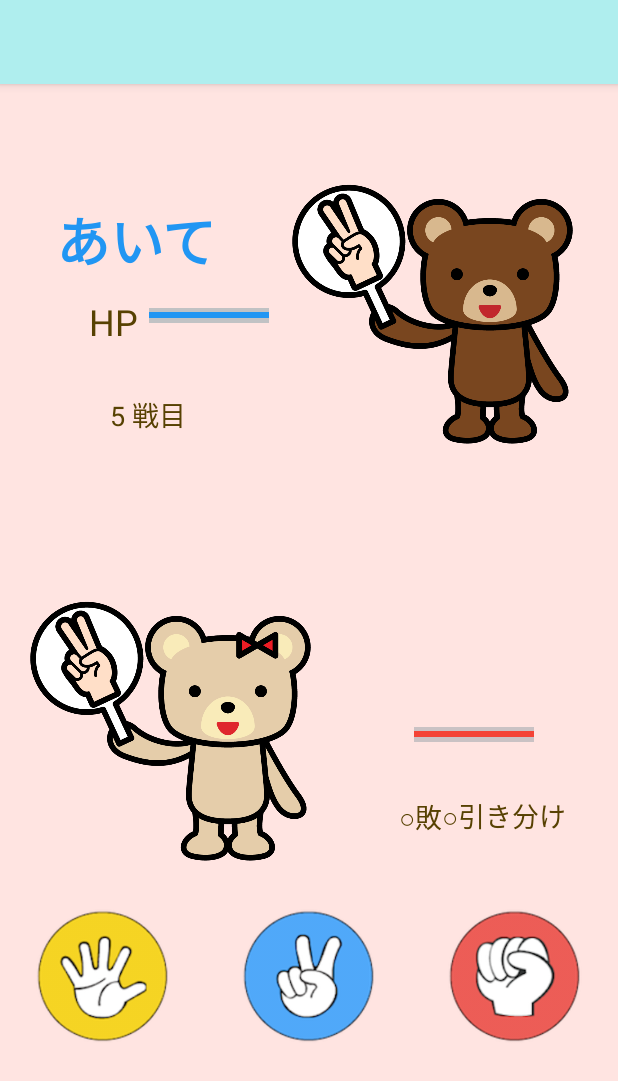
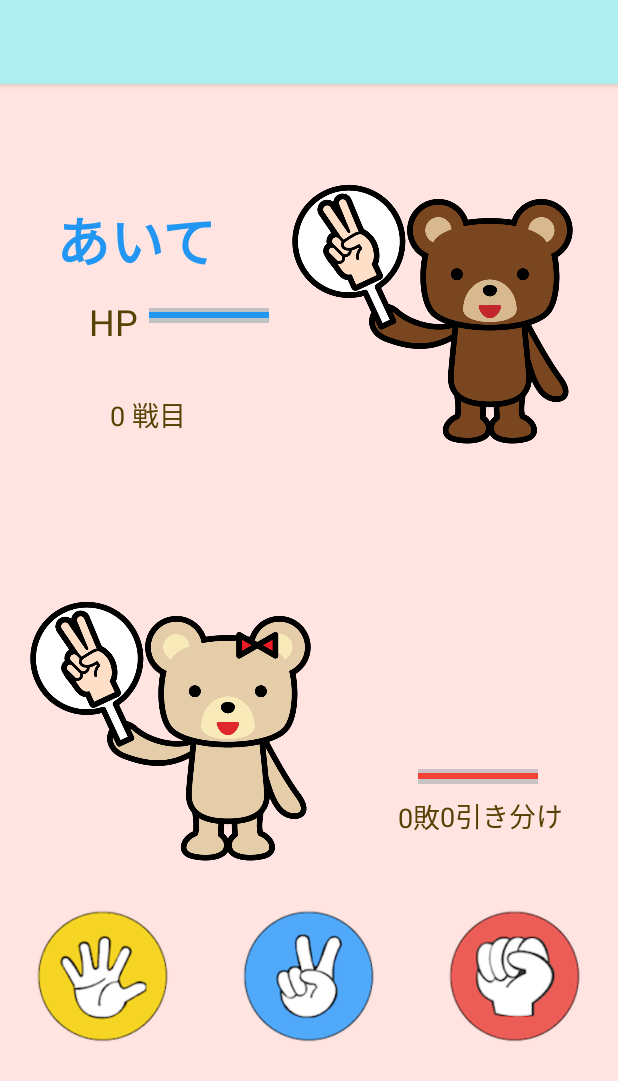
Before and after one commit to poemy2810/Janken, an Android app: the screen it shows after launch (MainActivity), on a phone screen of 412 x 824 dp. Shown: the top 1081 px of the screen. Run offline under Robolectric (Android 15) with nearby library versions, the phone set to English and light mode, and no system bars.

Commit message:
fourth commit

```diff
--- a/app/src/main/res/layout/activity_main.xml
+++ b/app/src/main/res/layout/activity_main.xml
@@ -38,7 +38,7 @@
         app:srcCompat="@drawable/choki_aite" />
 
     <ImageView
-        android:id="@+id/player_hand"
+        android:id="@+id/player"
         android:layout_width="210dp"
         android:layout_height="210dp"
         android:layout_marginStart="40dp"
@@ -103,7 +103,7 @@
         app:layout_constraintTop_toTopOf="parent" />
 
     <TextView
-        android:id="@+id/player"
+        android:id="@+id/player_name"
         android:layout_width="wrap_content"
         android:layout_height="wrap_content"
         android:layout_marginStart="270dp"
@@ -127,7 +127,7 @@
         android:layout_marginTop="495dp"
         android:layout_marginEnd="40dp"
         android:layout_marginBottom="70dp"
-        android:text="○勝"
+        android:text="0勝"
         android:textColor="#574102"
         android:textSize="18sp"
         app:layout_constraintBottom_toTopOf="@+id/linearLayout"
@@ -193,7 +193,7 @@
         android:layout_height="wrap_content"
         android:layout_marginTop="425dp"
         android:layout_marginEnd="50dp"
-        android:text="○敗"
+        android:text="0敗"
         android:textColor="#574102"
         android:textSize="18sp"
         app:layout_constraintBottom_toTopOf="@+id/linearLayout"
@@ -210,7 +210,7 @@
         android:layout_marginTop="450dp"
         android:layout_marginEnd="12dp"
         android:layout_marginBottom="30dp"
-        android:text="○引き分け"
+        android:text="0引き分け"
         android:textColor="#574102"
         android:textSize="18sp"
         app:layout_constraintBottom_toTopOf="@+id/linearLayout"
@@ -233,7 +233,8 @@
         android:indeterminate="false"
         android:progressBackgroundTint="#00C01313"
         android:progressTint="#2196F3"
-        android:thickness="40dp"
+        android:scrollbarSize="8dp"
+        android:thickness="80dp"
         app:layout_constraintBottom_toBottomOf="parent"
         app:layout_constraintEnd_toStartOf="@+id/cpu"
         app:layout_constraintStart_toEndOf="@+id/cpu_hp"
@@ -251,10 +252,13 @@
         android:background="#CAC2C4"
         android:indeterminate="false"
         android:progressTint="#F44336"
-        android:thickness="40dp"
+        android:scrollbarSize="8dp"
+        android:thickness="80dp"
         app:layout_constraintBottom_toTopOf="@+id/resultLose"
         app:layout_constraintEnd_toEndOf="parent"
+        app:layout_constraintHorizontal_bias="0.428"
         app:layout_constraintStart_toEndOf="@+id/hp_player"
-        app:layout_constraintTop_toBottomOf="@+id/player" />
+        app:layout_constraintTop_toBottomOf="@id/hp_player"
+        app:layout_constraintVertical_bias="1.0" />
 
 </androidx.constraintlayout.widget.ConstraintLayout>
```
Also changed, not shown: app/src/main/java/com/android/lifeistech/janken/MainActivity.kt (+110 -17 lines).
